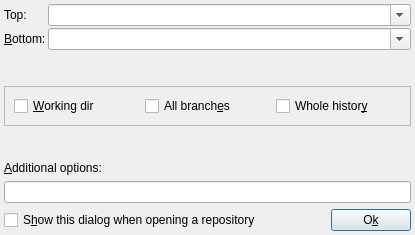
Qt form src/gui/rangeselect.ui (slyshykO/qgit) before a commit.
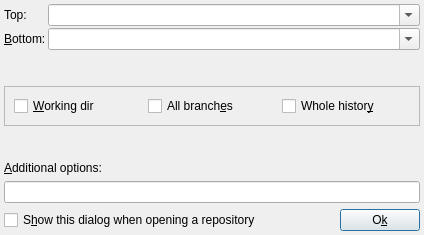
The same form after that commit. Icons and pictures are not drawn.

Patch:
```diff
--- a/src/gui/rangeselect.ui
+++ b/src/gui/rangeselect.ui
@@ -1,11 +1,11 @@
 <ui version="4.0" >
  <class>RangeSelectBase</class>
- <widget class="QDialog" name="RangeSelectBase" >
-  <property name="geometry" >
+ <widget class="QDialog" name="RangeSelectBase">
+  <property name="geometry">
    <rect>
     <x>0</x>
     <y>0</y>
-    <width>415</width>
+    <width>424</width>
     <height>235</height>
    </rect>
   </property>
@@ -65,16 +65,13 @@
        <property name="bottomMargin" >
         <number>0</number>
        </property>
-       <property name="horizontalSpacing" >
+       <property name="spacing">
         <number>2</number>
        </property>
-       <property name="verticalSpacing" >
-        <number>2</number>
-       </property>
-       <item row="1" column="1" >
-        <widget class="QComboBox" name="comboBoxFrom" >
-         <property name="sizePolicy" >
-          <sizepolicy vsizetype="Minimum" hsizetype="Expanding" >
+       <item row="1" column="1">
+        <widget class="QComboBox" name="comboBoxFrom">
+         <property name="sizePolicy">
+          <sizepolicy hsizetype="Expanding" vsizetype="Minimum">
            <horstretch>0</horstretch>
            <verstretch>0</verstretch>
           </sizepolicy>
@@ -382,7 +379,7 @@
    </item>
   </layout>
  </widget>
- <layoutdefault spacing="6" margin="11" />
+ <layoutdefault spacing="6" margin="11"/>
  <resources>
   <include location="icons.qrc" />
  </resources>
```
Left out of the diff: 249 changed lines with no effect on the pictures.
